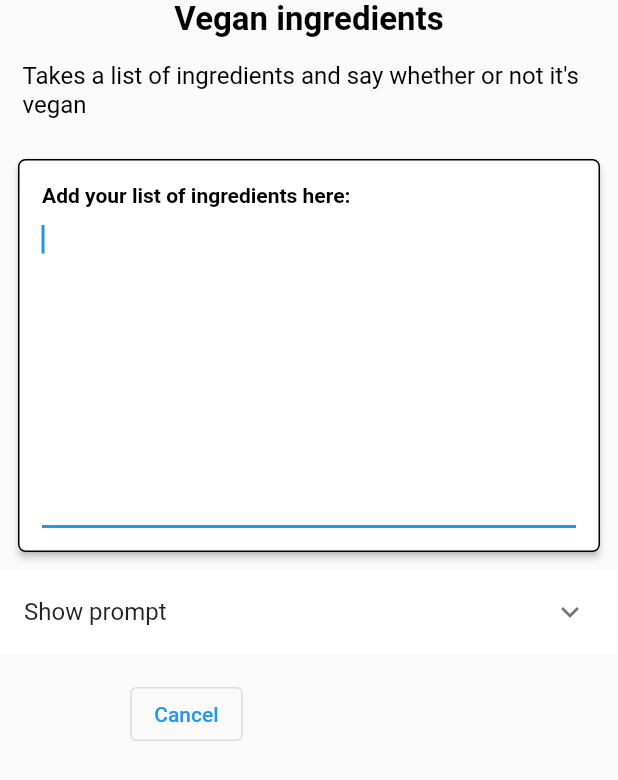
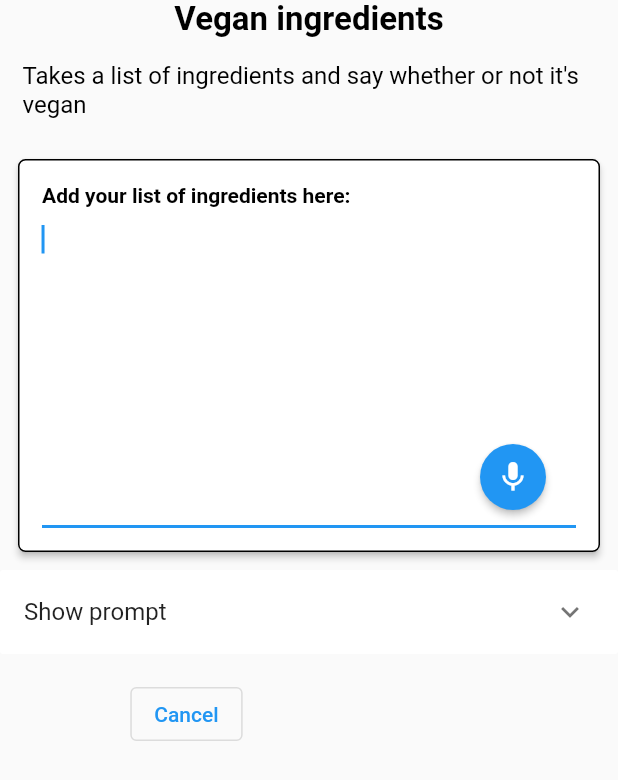
Before and after one commit to Kitenite/ai_flow_flutter, a Flutter app: the RunScreen screen opened by its route, on a phone screen of 412 x 824 dp. Shown: the top 780 px of the screen. Run offline on Flutter 3.47's test engine with Material 2 defaults, Android fonts, the phone set to English and light mode, and no system bars; our stand-ins replace cloud_firestore, firebase_core, permission_handler, shared_preferences; missing offline and left inert: record; accounts and stored records are empty; statements that could not run were skipped.

Commit message:
Speech to text

```diff
--- a/lib/components/run_screen/run_screen.dart
+++ b/lib/components/run_screen/run_screen.dart
@@ -71,23 +71,8 @@ class RunScreenState extends State<RunScreen> {
   }
 
   Widget getInputScreen() {
-    switch (widget.applet.inputType) {
-      case InputType.text:
-        return TextInputScreen(
-          applet: widget.applet,
-          submitCallback: textInputCallback,
-        );
-      case InputType.image:
-        return TextInputScreen(
-          applet: widget.applet,
-          submitCallback: textInputCallback,
-        );
-      case InputType.audio:
-        return TextInputScreen(
-          applet: widget.applet,
-          submitCallback: textInputCallback,
-        );
-    }
+    return TextInputScreen(
+        applet: widget.applet, submitCallback: textInputCallback);
   }
 
   @override
--- /dev/null
+++ b/lib/components/run_screen/speech_to_text.dart
@@ -0,0 +1,121 @@
+import 'package:ai_flow/sao/api.dart';
+import 'package:flutter/material.dart';
+import 'dart:io';
+import 'package:permission_handler/permission_handler.dart';
+import 'package:record/record.dart';
+
+class SpeechToText extends StatefulWidget {
+  const SpeechToText({
+    Key? key,
+    required this.finishedProcessingCallback,
+  }) : super(key: key);
+
+  final Function(String outputText) finishedProcessingCallback;
+
+  @override
+  State<SpeechToText> createState() => _SpeechToTextState();
+}
+
+class _SpeechToTextState extends State<SpeechToText> {
+  var _isRecording = false;
+  var _isProcessing = false;
+  var recorder = Record();
+
+  void startRecording() async {
+    setState(() {
+      _isRecording = true;
+    });
+    PermissionStatus status = await Permission.microphone.request();
+    if (status != PermissionStatus.granted) {
+      await Permission.microphone.request();
+      throw Exception("Microphone permission not granted");
+    }
+    AudioEncoder encoder;
+    String recordingFileName;
+
+    if (await recorder.isEncoderSupported(AudioEncoder.flac)) {
+      encoder = AudioEncoder.flac;
+      recordingFileName = 'recording.flac';
+    } else {
+      encoder = AudioEncoder.wav;
+      recordingFileName = 'recording.wav';
+    }
+    await recorder.start(
+      path: '${Directory.systemTemp.path}/$recordingFileName',
+      encoder: encoder,
+      numChannels: 1,
+      samplingRate: 16000,
+    );
+  }
+
+  Future<String?> stopRecording() async {
+    setState(() {
+      _isRecording = false;
+    });
+    return recorder.stop();
+  }
+
+  void runSpeechToText(String fileUrl) {
+    setState(() {
+      _isProcessing = true;
+    });
+    ApiDataAccessor.speechToText(File(fileUrl).readAsBytesSync())
+      .then((value) => {
+        widget.finishedProcessingCallback(value),
+        setState(() {
+          _isProcessing = false;
+        })
+      });
+  }
+
+  Widget getRecordingIcon() {
+    if (_isProcessing) {
+      return Container(
+        width: 24,
+        height: 24,
+        padding: const EdgeInsets.all(1),
+        child: const CircularProgressIndicator(
+          backgroundColor: Colors.white,
+          strokeWidth: 2,
+        )
+      );
+    }
+    if (_isRecording) {
+      return Container(
+        width: 24,
+        height: 24,
+        padding: const EdgeInsets.all(4),
+        child: const LinearProgressIndicator(
+          backgroundColor: Colors.white,
+          color: Color.fromARGB(255, 255, 224, 224),
+        )
+      );
+    }
+    return const Icon(Icons.mic);
+  }
+
+  @override
+  Widget build(BuildContext context) {
+    return ElevatedButton(
+      style: ElevatedButton.styleFrom(
+        shape: const CircleBorder(),
+        padding: const EdgeInsets.all(10),
+        backgroundColor: Colors.blue,
+        foregroundColor: Colors.white,
+      ),
+      onPressed: () {
+        if (_isRecording) {
+          stopRecording()
+            .then((fileUrl) => {
+              if (fileUrl != null) {
+                runSpeechToText(fileUrl)
+              }
+            });
+        } else {
+          startRecording();
+        }
+      },
+      child: getRecordingIcon()
+    );
+  }
+}
--- a/lib/components/run_screen/text_input_screen.dart
+++ b/lib/components/run_screen/text_input_screen.dart
@@ -1,4 +1,5 @@
 import 'package:ai_flow/components/common/applet_input_card.dart';
+import 'package:ai_flow/components/run_screen/speech_to_text.dart';
 import 'package:ai_flow/models/applet.dart';
 import 'package:flutter/material.dart';
 
@@ -76,7 +77,9 @@ class _TextInputScreenState extends State<TextInputScreen> {
         ),
         AppletInputCard(
           title: '${widget.applet.inputPrompt}:',
-          child: TextFormField(
+          child: Stack(
+            children: <Widget>[
+              TextFormField(
                 controller: _textInputController,
                 autofocus: true,
                 autocorrect: true,
@@ -86,8 +89,23 @@ class _TextInputScreenState extends State<TextInputScreen> {
                     setState(() {
                       _submitButtonVisible = true;
                     });
+                  } else {
+                    setState(() {
+                      _submitButtonVisible = false;
+                    });
                   }
                 },
+              ),
+              Positioned(
+                bottom: 10,
+                right: 10,
+                child: SpeechToText(
+                    finishedProcessingCallback: (String outputText) {
+                  setState(() {
+                    _textInputController.text = outputText;
+                  });
+                })),
+            ],
           ),
         ),
         getPromptView(),
--- /dev/null
+++ b/lib/models/speech_to_text_request.dart
@@ -0,0 +1,14 @@
+import 'package:json_annotation/json_annotation.dart';
+part 'speech_to_text_request.g.dart';
+
+@JsonSerializable()
+class SpeechToTextRequest {
+  String audio_content;
+  SpeechToTextRequest({
+    required this.audio_content,
+  });
+
+  factory SpeechToTextRequest.fromJson(Map<String, dynamic> json) =>
+      _$SpeechToTextRequestFromJson(json);
+  Map<String, dynamic> toJson() => _$SpeechToTextRequestToJson(this);
+}
--- /dev/null
+++ b/lib/models/speech_to_text_response.dart
@@ -0,0 +1,12 @@
+import 'package:json_annotation/json_annotation.dart';
+part 'speech_to_text_response.g.dart';
+
+@JsonSerializable()
+class SpeechToTextResponse {
+  String transcript = "";
+  SpeechToTextResponse();
+
+  factory SpeechToTextResponse.fromJson(Map<String, dynamic> json) =>
+      _$SpeechToTextResponseFromJson(json);
+  Map<String, dynamic> toJson() => _$SpeechToTextResponseToJson(this);
+}
--- a/lib/resources/constants.dart
+++ b/lib/resources/constants.dart
@@ -18,5 +18,6 @@ class Constants {
   static const String baseApi =
       "p25rp3yl2f.execute-api.us-east-1.amazonaws.com";
   static const String textToTextApiPath = "prod/txt2txt";
+  static const String speechToTextApiPath = "prod/audio2txt";
   static const String imageToTextApiPath = "$baseApi/img2txt";
 }
--- a/pubspec.yaml
+++ b/pubspec.yaml
@@ -45,6 +45,7 @@ dependencies:
   json_annotation: ^4.8.0
   provider: ^6.0.5
   http: ^0.13.5
+  record: ^4.4.4
 
 dev_dependencies:
   flutter_test:
```
Also changed, not shown: lib/sao/api.dart (+22 -0 lines), lib/models/speech_to_text_request.g.dart (added), lib/models/speech_to_text_response.g.dart (added), pubspec.lock, 10 other files. Lines whose indentation alone changed are shown as unchanged.
